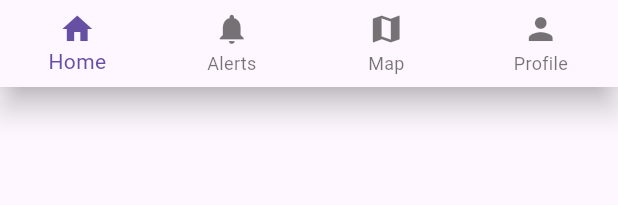
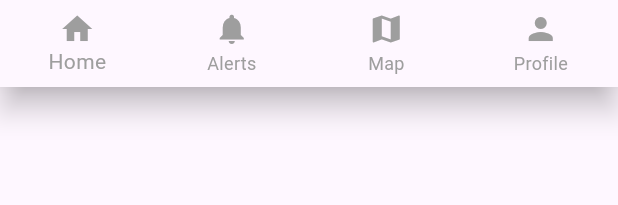
Before and after one commit to mohamedalisaifudeen/safecrop, a Flutter app: the BottomNavBar widget shown alone on an empty page, opened directly, on a phone screen of 412 x 824 dp. Shown: the top 205 px of the screen. Run offline on Flutter 3.47's test engine with Material 3 defaults, Android fonts, the phone set to English and light mode, and no system bars; our stand-ins replace cloud_firestore, firebase_auth, firebase_core, firebase_messaging; missing offline and left inert: flutter_osm_plugin; accounts and stored records are empty; network calls fail.

```diff
--- a/lib/bottom_nav_bar.dart
+++ b/lib/bottom_nav_bar.dart
@@ -1,5 +1,6 @@
 import 'package:flutter/material.dart';
-
+import 'home_page.dart';
+import 'Alert.dart';
 class BottomNavBar extends StatefulWidget {
   const BottomNavBar({super.key});
 
@@ -10,10 +11,16 @@ class BottomNavBar extends StatefulWidget {
 class _BottomNavBarState extends State<BottomNavBar> {
   int _selectedIndex = 0;
 
+  final List<Widget> _pages=[
+    HomePage(),
+    Alert(),
+  ];
+
   void _onItemTapped(int index) {
     setState(() {
       _selectedIndex = index;
     });
+
 
     // Handle navigation here if necessary
   }
@@ -21,10 +28,14 @@ class _BottomNavBarState extends State<BottomNavBar> {
   @override
   Widget build(BuildContext context) {
     return BottomNavigationBar(
+      body: _pages[_selectedIndex],
       currentIndex: _selectedIndex,
+      selectedItemColor: Colors.grey,
+      unselectedItemColor: Colors.grey,
       type: BottomNavigationBarType.fixed,
       onTap: _onItemTapped, // Add this
       items: const [
+
         BottomNavigationBarItem(icon: Icon(Icons.home), label: 'Home'),
         BottomNavigationBarItem(
             icon: Icon(Icons.notifications), label: 'Alerts'),
--- a/lib/home_page.dart
+++ b/lib/home_page.dart
@@ -1,5 +1,6 @@
 import 'package:cloud_firestore/cloud_firestore.dart';
 import 'package:flutter/material.dart';
+import "package:firebase_auth/firebase_auth.dart";
 import 'bottom_nav_bar.dart';
 
 class HomePage extends StatelessWidget {
@@ -21,7 +22,7 @@ class HomePage extends StatelessWidget {
               ),
               SizedBox(height: 20),
               Text(
-                'Recent Alerts',
+                "Recent Activities",
                 style: TextStyle(fontSize: 20, fontWeight: FontWeight.bold),
               ),
               SizedBox(height: 12),
@@ -29,6 +30,7 @@ class HomePage extends StatelessWidget {
                 child: StreamBuilder<QuerySnapshot>(
                   stream: FirebaseFirestore.instance
                       .collection('notifications')
+                      .where("UUID",isEqualTo: FirebaseAuth.instance.currentUser?.uid)
                       .orderBy('timestamp', descending: true)
                       .snapshots(),
                   builder: (context, snapshot) {
```
Also changed, not shown: lib/Alert.dart (+11 -45 lines).
